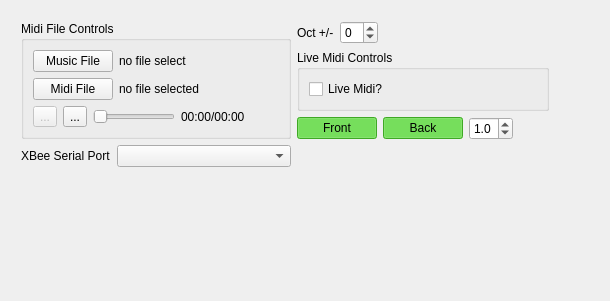
Before: the Qt Designer form command_station/src/mainwidget.ui in PeterMitrano/glowsuit, drawn with Qt 5.
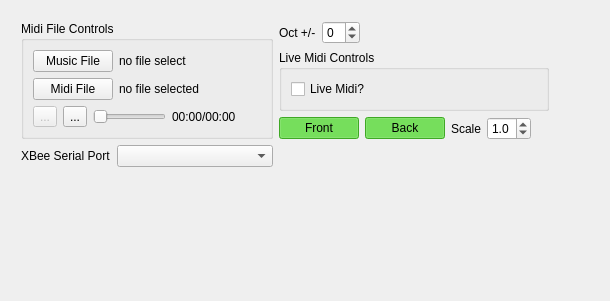
After: the same form once the commit is applied. Icons and pictures are not drawn.

```diff
--- a/command_station/src/mainwidget.ui
+++ b/command_station/src/mainwidget.ui
@@ -363,6 +363,13 @@
              </property>
             </widget>
            </item>
+           <item>
+            <widget class="QLabel" name="scale_label">
+             <property name="text">
+              <string>Scale</string>
+             </property>
+            </widget>
+           </item>
            <item>
             <widget class="QDoubleSpinBox" name="scale_spinbox">
              <property name="decimals">
```
